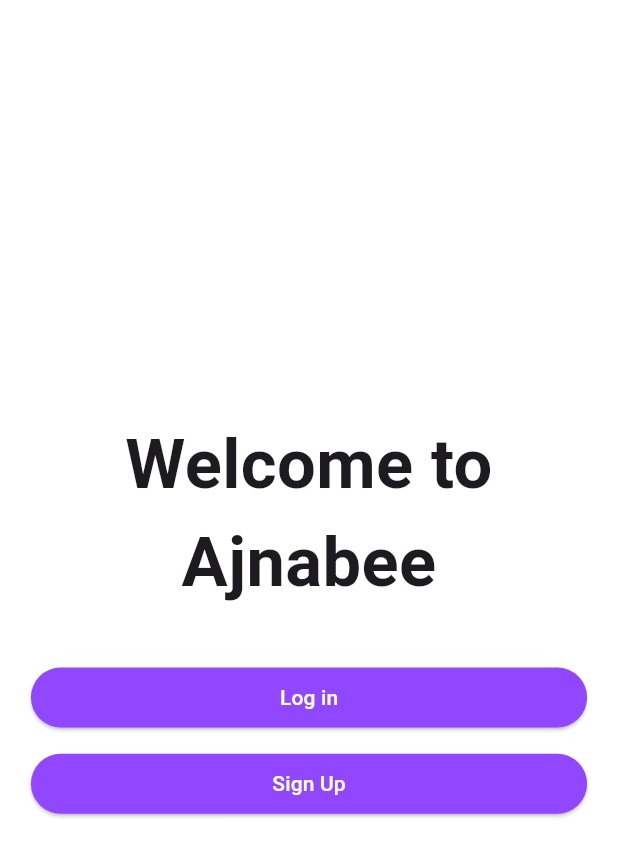
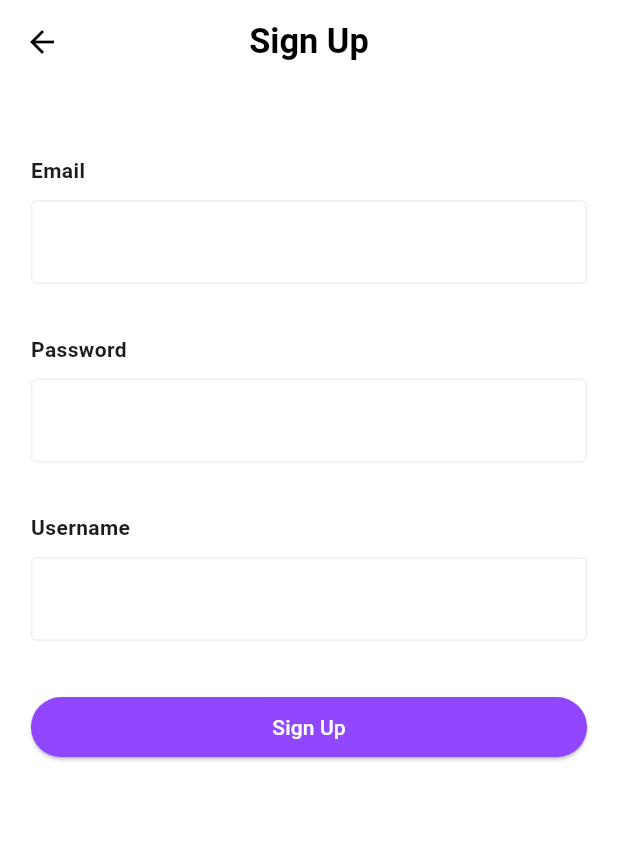
Before and after one commit to Saksham0205/twitch_clone, a Flutter app: the screen it shows after launch, after a tap on "Sign Up", on a phone screen of 412 x 824 dp. Shown: the top 857 px of the screen. Run offline on Flutter 3.47's test engine with Material 3 defaults, Android fonts, the phone set to English and light mode, and no system bars; our stand-ins replace flutter_screenutil.

Commit message:
Login and Signup ui

```diff
--- a/lib/main.dart
+++ b/lib/main.dart
@@ -1,6 +1,8 @@
 import 'package:flutter/material.dart';
 import 'package:flutter_screenutil/flutter_screenutil.dart';
+import 'package:twitch_clone/screens/login_screen.dart';
 import 'package:twitch_clone/screens/onboarding_screen.dart';
+import 'package:twitch_clone/screens/signup_screen.dart';
 import 'package:twitch_clone/utils/colors.dart';
 
 
@@ -38,6 +40,9 @@
       ),
       routes: {
         '/onboarding':(context)=>const OnboardingScreen(),
+        '/login':(context)=>const LoginScreen(),
+        '/signup':(context)=>const SignupScreen(),
+
       },
       home: const OnboardingScreen(),
     );
--- a/lib/screens/onboarding_screen.dart
+++ b/lib/screens/onboarding_screen.dart
@@ -26,11 +26,15 @@ class OnboardingScreen extends StatelessWidget {
               padding: EdgeInsets.symmetric(vertical: 8.h),
               child: SizedBox(
                   width: double.infinity,
-                  child: CustomButton(text: "Log in", onTap: () {})),
+                  child: CustomButton(text: "Log in", onTap: () {
+                    Navigator.pushNamed(context, "/login");
+                  })),
             ),
             SizedBox(
                 width: double.infinity,
-                child: CustomButton(text: "Sign Up", onTap: () {})),
+                child: CustomButton(text: "Sign Up", onTap: () {
+                  Navigator.pushNamed(context, "/signup");
+                })),
           ],
         ),
       ),
--- /dev/null
+++ b/lib/screens/signup_screen.dart
@@ -0,0 +1,75 @@
+import 'package:flutter/material.dart';
+import 'package:flutter_screenutil/flutter_screenutil.dart';
+import 'package:twitch_clone/widgets/custom_button.dart';
+import 'package:twitch_clone/widgets/custom_textfield.dart';
+
+class SignupScreen extends StatefulWidget {
+  const SignupScreen({super.key});
+
+  @override
+  State<SignupScreen> createState() => _SignupScreenState();
+}
+
+class _SignupScreenState extends State<SignupScreen> {
+  final TextEditingController _emailController = TextEditingController();
+  final TextEditingController _passwordController = TextEditingController();
+  final TextEditingController _usernameController = TextEditingController();
+  @override
+  Widget build(BuildContext context) {
+    return Scaffold(
+      appBar: AppBar(
+        title: const Text("Sign Up"),
+        centerTitle: true,
+      ),
+      body: SingleChildScrollView(
+        child: Padding(
+          padding: EdgeInsets.symmetric(horizontal: 18.w),
+          child: Column(
+            crossAxisAlignment: CrossAxisAlignment.start,
+            children: [
+              SizedBox(
+                height: 40.h,
+              ),
+              Text(
+                "Email",
+                style: TextStyle(fontWeight: FontWeight.bold),
+              ),
+              Padding(
+                padding: EdgeInsets.symmetric(vertical: 8.h),
+                child: CustomTextfield(controller: _emailController),
+              ),
+              SizedBox(
+                height: 20.h,
+              ),
+              Text(
+                "Password",
+                style: TextStyle(fontWeight: FontWeight.bold),
+              ),
+              Padding(
+                padding: EdgeInsets.symmetric(vertical: 8.h),
+                child: CustomTextfield(controller: _passwordController),
+              ),
+              SizedBox(
+                height: 20.h,
+              ),
+              Text(
+                "Username",
+                style: TextStyle(fontWeight: FontWeight.bold),
+              ),
+              Padding(
+                padding: EdgeInsets.symmetric(vertical: 8.h),
+                child: CustomTextfield(controller: _usernameController),
+              ),
+              SizedBox(
+                height: 20.h,
+              ),
+              SizedBox(
+                  width: double.infinity,
+                  child: CustomButton(text: "Sign Up", onTap: () {}))
+            ],
+          ),
+        ),
+      ),
+    );
+  }
+}
--- /dev/null
+++ b/lib/widgets/custom_textfield.dart
@@ -0,0 +1,28 @@
+import 'package:flutter/material.dart';
+import 'package:flutter_screenutil/flutter_screenutil.dart';
+import 'package:twitch_clone/utils/colors.dart';
+
+class CustomTextfield extends StatelessWidget {
+  final TextEditingController controller;
+  const CustomTextfield({super.key, required this.controller});
+
+  @override
+  Widget build(BuildContext context) {
+    return TextField(
+      controller: controller,
+      decoration: InputDecoration(
+        focusedBorder: OutlineInputBorder(
+          borderSide: BorderSide(
+            color: buttonColor,
+            width: 2.w,
+          ),
+        ),
+        enabledBorder:const OutlineInputBorder(
+          borderSide: BorderSide(
+            color: secondaryBackgroundColor,
+          ),
+        ),
+      ),
+    );
+  }
+}
```
Also changed, not shown: lib/screens/login_screen.dart (added, +65 -0 lines).
